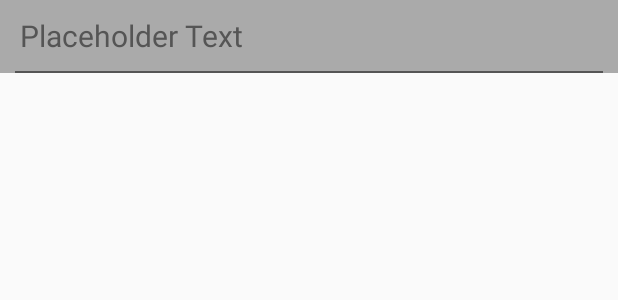
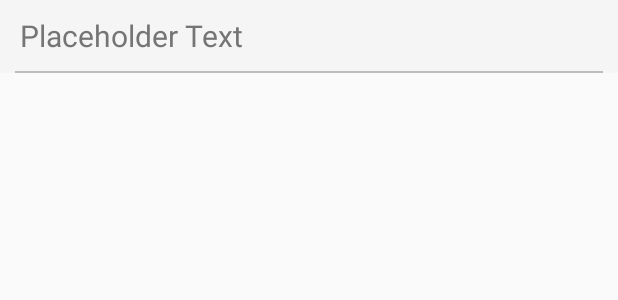
Before and after one commit to Aky97567/Chime, an Android app: the layout file_browser_directory_item.xml on its own in the app's theme, with its tools: preview values and no code run, on a phone screen of 412 x 824 dp. Shown: the top 300 px of the screen. Run offline under Robolectric (Android 15) with nearby library versions, the phone set to English and light mode, and no system bars.

Commit message:
Basic File Browser Completed
File browser to browse between directories is completed. However, to slow to be a functional implementation.

```diff
--- /dev/null
+++ b/app/src/main/java/com/akshayltc/chime/utilities/BaseEvents.java
@@ -0,0 +1,5 @@
+package com.akshayltc.chime.utilities;
+
+public enum BaseEvents {
+    DIRECTORY_CHANGED
+}
--- /dev/null
+++ b/app/src/main/res/drawable/file_item.xml
@@ -0,0 +1,11 @@
+<?xml version="1.0" encoding="utf-8"?>
+<selector xmlns:android="http://schemas.android.com/apk/res/android">
+
+    <!-- pressed -->
+    <item android:drawable="@color/colorPrimary" android:state_pressed="true"/>
+    <!-- focused -->
+    <item android:drawable="@color/colorPrimary" android:state_focused="true"/>
+    <!-- default -->
+    <item android:drawable="@color/colorPrimaryLight"/>
+
+</selector>
--- a/app/src/main/res/layout/file_browser_directory_item.xml
+++ b/app/src/main/res/layout/file_browser_directory_item.xml
@@ -1,9 +1,10 @@
 <?xml version="1.0" encoding="utf-8"?>
 <RelativeLayout
     xmlns:android="http://schemas.android.com/apk/res/android"
+    android:id="@+id/RLFile"
     android:layout_width="match_parent"
     android:layout_height="wrap_content"
-    android:background="@color/laCroixGrey"
+    android:background="@drawable/file_item"
     android:paddingTop="10dp"
     android:paddingRight="10dp"
     android:paddingLeft="10dp">
@@ -16,12 +17,12 @@
         android:layout_height="wrap_content"
         android:layout_marginBottom="10dp"
         android:text="@string/placeholder"
-        android:textColor="@color/grey"/>
+        android:textColor="@color/secondary_text"/>
 
     <View
         android:layout_below="@+id/fileName"
         android:layout_height="1dp"
         android:layout_width="match_parent"
-        android:background="@color/grey"/>
+        android:background="@color/divider"/>
 
 </RelativeLayout>
--- a/app/src/main/res/values/colors.xml
+++ b/app/src/main/res/values/colors.xml
@@ -1,8 +1,14 @@
 <?xml version="1.0" encoding="utf-8"?>
 <resources>
-    <color name="colorPrimary">#3F51B5</color>
-    <color name="colorPrimaryDark">#303F9F</color>
-    <color name="colorAccent">#FF4081</color>
+    <color name="colorPrimary">#9E9E9E</color>
+    <color name="colorPrimaryDark">#616161</color>
+    <color name="colorPrimaryLight">#F5F5F5</color>
+    <color name="colorAccent">#607D8B</color>
+    <color name="primary_text">#212121</color>
+    <color name="secondary_text">#757575</color>
+    <color name="icons">#212121</color>
+    <color name="divider">#BDBDBD</color>
+
     <color name="laCroixGrey">#AAAAAA</color>
     <color name="grey">#555555</color>
     <color name="white">#FFFFFF</color>
```
Also changed, not shown: app/src/main/java/com/akshayltc/chime/activities/FileBrowserActivity.java (+13 -8 lines), app/src/main/java/com/akshayltc/chime/adapter/FileBrowserAdapter.java (+66 -7 lines), app/src/main/java/com/akshayltc/chime/callback/BaseListener.java (added, +9 -0 lines), app/src/main/res/layout/activity_file_browser.xml (+8 -11 lines), app/src/main/res/layout/content_file_browser.xml (+3 -4 lines).
